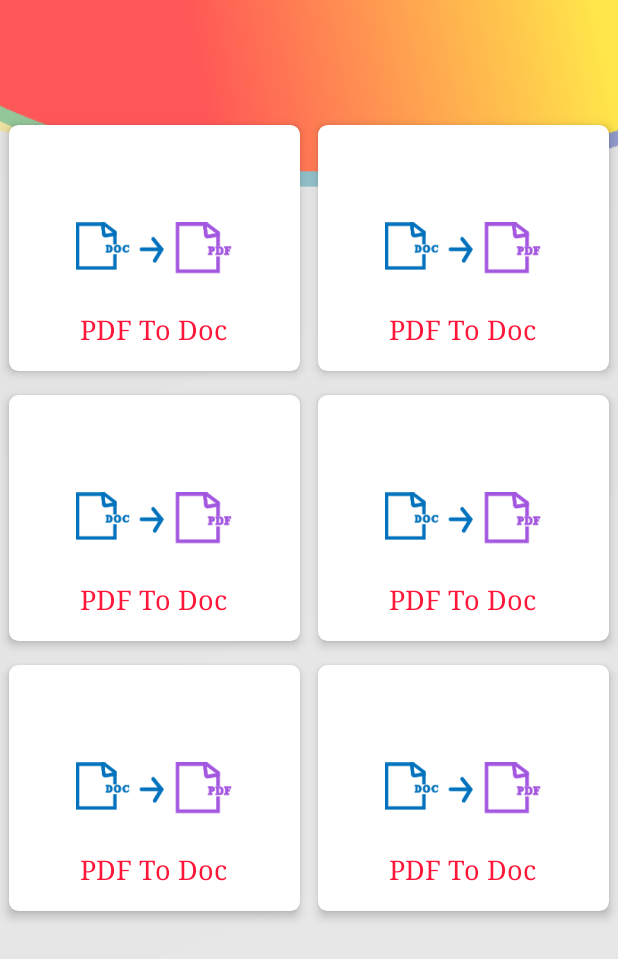
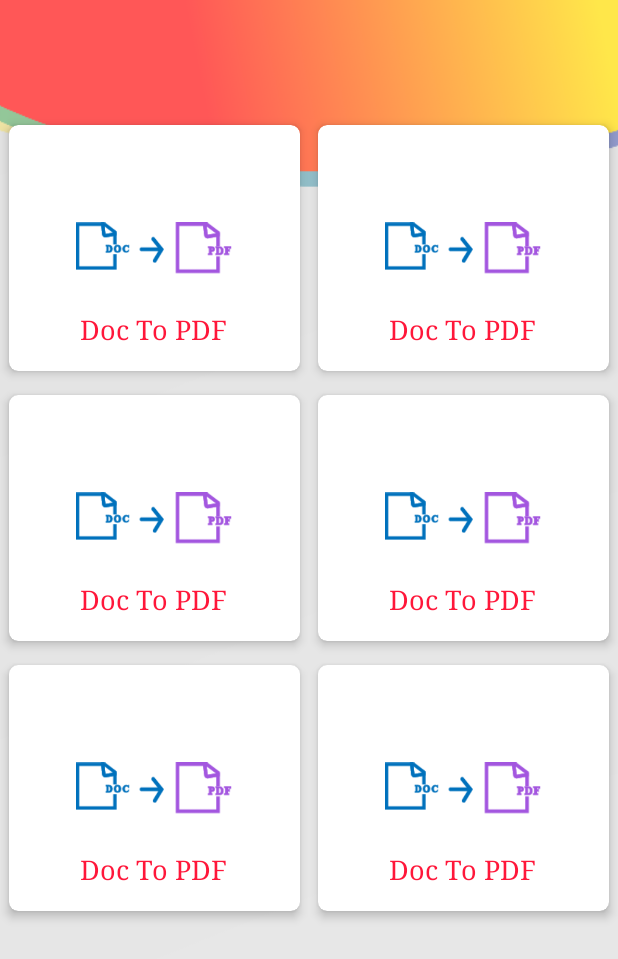
Before and after one commit to amsxna060/DocScannerKotlin, an Android app: the layout activity_conversion_menu.xml on its own in the app's theme, with its tools: preview values and no code run, on a phone screen of 412 x 824 dp. Shown: the top 959 px of the screen. Run offline under Robolectric (Android 15) with nearby library versions, the phone set to English and light mode, and no system bars.

Commit message:
ConversionType

```diff
--- a/app/src/main/java/com/amansiol/docscanner/MainActivity.kt
+++ b/app/src/main/java/com/amansiol/docscanner/MainActivity.kt
@@ -28,7 +28,6 @@ class MainActivity : AppCompatActivity() {
     override fun onCreate(savedInstanceState: Bundle?) {
         super.onCreate(savedInstanceState)
         setContentView(R.layout.activity_main)
-
         fab_main = findViewById(R.id.fab)
         fab1_cam = findViewById(R.id.cam_fab)
         fab2_view = findViewById(R.id.fab_view)
--- a/app/src/main/res/layout/activity_conversion_menu.xml
+++ b/app/src/main/res/layout/activity_conversion_menu.xml
@@ -8,15 +8,15 @@
     android:background="@drawable/conbg"
     tools:context=".ConversionMenu">
 
-
     <androidx.recyclerview.widget.RecyclerView
-    android:layout_width="match_parent"
-    android:layout_height="match_parent"
-    tools:listitem="@layout/conmenuitem"
-    app:layoutManager="androidx.recyclerview.widget.GridLayoutManager"
-    app:spanCount="2"
-    android:layout_marginTop="75dp"
-    tools:itemCount="8"/>
+        android:id="@+id/ConversionRecyclerView"
+        android:layout_width="match_parent"
+        android:layout_height="match_parent"
+        android:layout_marginTop="75dp"
+        app:layoutManager="androidx.recyclerview.widget.GridLayoutManager"
+        app:spanCount="2"
+        tools:itemCount="8"
+        tools:listitem="@layout/conmenuitem" />
 
 
 
--- a/app/src/main/res/layout/conmenuitem.xml
+++ b/app/src/main/res/layout/conmenuitem.xml
@@ -18,16 +18,18 @@
             android:padding="8dp"
             android:layout_centerInParent="true"
             />
+
         <androidx.appcompat.widget.AppCompatTextView
+            android:id="@+id/textItem"
             android:layout_width="wrap_content"
             android:layout_height="wrap_content"
+            android:layout_alignParentBottom="true"
             android:layout_centerHorizontal="true"
-            android:text="PDF To Doc"
-            android:layout_alignParentBottom="true"
             android:layout_marginBottom="16dp"
-            android:textSize="18sp"
             android:fontFamily="serif"
-            android:textColor="@color/colorTheme"/>
+            android:text="Doc To PDF"
+            android:textColor="@color/colorTheme"
+            android:textSize="18sp" />
 
     </RelativeLayout>
 
```
Also changed, not shown: app/src/main/java/com/amansiol/docscanner/ConversionMenu.kt (+18 -0 lines).
